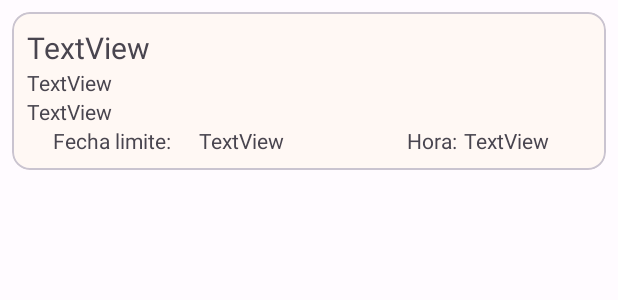
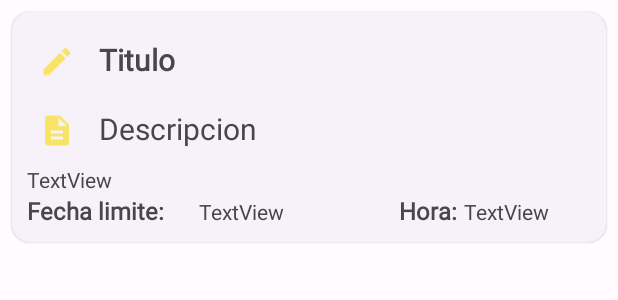
Before and after one commit to israUSA/ProyectoAppTarea, an Android app: the layout lista_tarea.xml on its own in the app's theme, with its tools: preview values and no code run, on a phone screen of 412 x 824 dp. Shown: the top 300 px of the screen. Run offline under Robolectric (Android 15) with nearby library versions, the light colour scheme and no system bars.

Commit message:
listar tareas remodelado

```diff
--- a/app/src/main/java/com/example/proyectoapptarea/adaptador/listaAdaptador.java
+++ b/app/src/main/java/com/example/proyectoapptarea/adaptador/listaAdaptador.java
@@ -102,7 +102,7 @@ public class listaAdaptador extends RecyclerView.Adapter<listaAdaptador.ViewHold
                 horaLimite.setText(item.gethora());
                 viewCompletada.setVisibility(View.INVISIBLE);
             }else{
-                cards.setCardBackgroundColor(0xFF00FF00);
+                cards.setCardBackgroundColor(0xFF00639B);
                 ViuwTitulo.setText(item.getTitulo_tarea());
                 ViuwDescripcion.setText(item.getDescripcion());
                 ViuwFechaLimite.setText(item.getFechaVencimiento());
--- /dev/null
+++ b/app/src/main/res/drawable/ic_descripcion.xml
@@ -0,0 +1,5 @@
+<vector android:height="24dp" android:tint="#F7E467"
+    android:viewportHeight="24" android:viewportWidth="24"
+    android:width="24dp" xmlns:android="http://schemas.android.com/apk/res/android">
+    <path android:fillColor="@android:color/white" android:pathData="M14,2L6,2c-1.1,0 -1.99,0.9 -1.99,2L4,20c0,1.1 0.89,2 1.99,2L18,22c1.1,0 2,-0.9 2,-2L20,8l-6,-6zM16,18L8,18v-2h8v2zM16,14L8,14v-2h8v2zM13,9L13,3.5L18.5,9L13,9z"/>
+</vector>
--- /dev/null
+++ b/app/src/main/res/drawable/ic_title.xml
@@ -0,0 +1,5 @@
+<vector android:height="24dp" android:tint="#F7E467"
+    android:viewportHeight="24" android:viewportWidth="24"
+    android:width="24dp" xmlns:android="http://schemas.android.com/apk/res/android">
+    <path android:fillColor="@android:color/white" android:pathData="M3,17.25V21h3.75L17.81,9.94l-3.75,-3.75L3,17.25zM20.71,7.04c0.39,-0.39 0.39,-1.02 0,-1.41l-2.34,-2.34c-0.39,-0.39 -1.02,-0.39 -1.41,0l-1.83,1.83 3.75,3.75 1.83,-1.83z"/>
+</vector>
--- a/app/src/main/res/layout/activity_creacion_tarea.xml
+++ b/app/src/main/res/layout/activity_creacion_tarea.xml
@@ -11,6 +11,7 @@
         android:id="@+id/linearLayout"
         android:layout_width="match_parent"
         android:layout_height="wrap_content"
+        app:layout_constraintTop_toTopOf="parent"
         android:orientation="vertical">
 
         <TextView
--- a/app/src/main/res/layout/lista_tarea.xml
+++ b/app/src/main/res/layout/lista_tarea.xml
@@ -5,6 +5,7 @@
 
     <com.google.android.material.card.MaterialCardView
         android:id="@+id/card"
+        style="?attr/materialCardViewElevatedStyle"
         android:layout_width="match_parent"
         android:layout_height="wrap_content"
         android:layout_margin="8dp">
@@ -16,18 +17,47 @@
             android:layout_margin="10dp"
             android:orientation="vertical">
 
-            <TextView
-                android:id="@+id/ViuwTitulo"
+            <LinearLayout
                 android:layout_width="match_parent"
-                android:layout_height="wrap_content"
-                android:text="TextView"
-                android:textSize="20sp" />
+                android:layout_height="match_parent">
+
+                <ImageView
+                    android:layout_width="wrap_content"
+                    android:layout_height="30sp"
+                    android:layout_margin="8dp"
+                    android:src="@drawable/ic_title" />
+
+                <TextView
+                    android:id="@+id/ViuwTitulo"
+                    android:layout_width="wrap_content"
+                    android:layout_height="wrap_content"
+                    android:layout_margin="8dp"
+                    android:fontFamily="@font/roboto"
+                    android:text="Titulo"
+                    android:textSize="20sp"
+                    android:textStyle="bold" />
+
+            </LinearLayout>
+
+        <LinearLayout
+            android:layout_width="match_parent"
+            android:layout_height="match_parent">
+
+            <ImageView
+                android:layout_width="wrap_content"
+                android:layout_height="30sp"                android:layout_margin="8dp"
+                android:src="@drawable/ic_descripcion" />
 
             <TextView
                 android:id="@+id/ViuwDescripcion"
                 android:layout_width="match_parent"
                 android:layout_height="wrap_content"
-                android:text="TextView" />
+                android:fontFamily="@font/roboto"
+                android:text="Descripcion"
+                android:layout_margin="8dp"
+                android:textSize="20sp" />
+        </LinearLayout>
+
             <TextView
                 android:id="@+id/viewCompletada"
                 android:layout_width="match_parent"
@@ -45,14 +75,18 @@
                     android:layout_width="match_parent"
                     android:layout_height="wrap_content"
                     android:layout_weight="1"
-                    android:gravity="right"
-                    android:text="Fecha limite:" />
+                    android:fontFamily="@font/roboto"
+                    android:gravity="left"
+                    android:text="Fecha limite:"
+                    android:textSize="16sp"
+                    android:textStyle="bold" />
 
                 <TextView
                     android:id="@+id/ViuwFechaLimite"
                     android:layout_width="match_parent"
                     android:layout_height="wrap_content"
                     android:layout_weight="1"
+                    android:fontFamily="@font/roboto"
                     android:gravity="center"
                     android:text="TextView" />
 
@@ -61,14 +95,18 @@
                     android:layout_width="match_parent"
                     android:layout_height="wrap_content"
                     android:layout_weight="1"
+                    android:fontFamily="@font/roboto"
                     android:gravity="right"
-                    android:text="Hora:" />
+                    android:text="Hora:"
+                    android:textSize="16sp"
+                    android:textStyle="bold" />
 
                 <TextView
                     android:id="@+id/horaLimite"
                     android:layout_width="match_parent"
                     android:layout_height="wrap_content"
                     android:layout_weight="1"
+                    android:fontFamily="@font/roboto"
                     android:paddingLeft="5dp"
                     android:text="TextView" />
             </LinearLayout>
```
